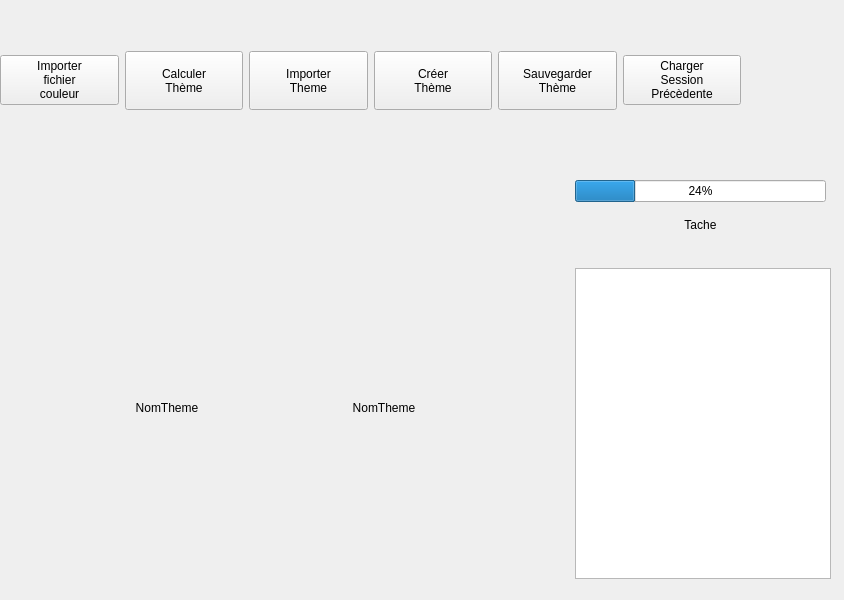
Old version of the form ui/mainwindow.ui in the repository chriSmile0/ColorThemeManager.
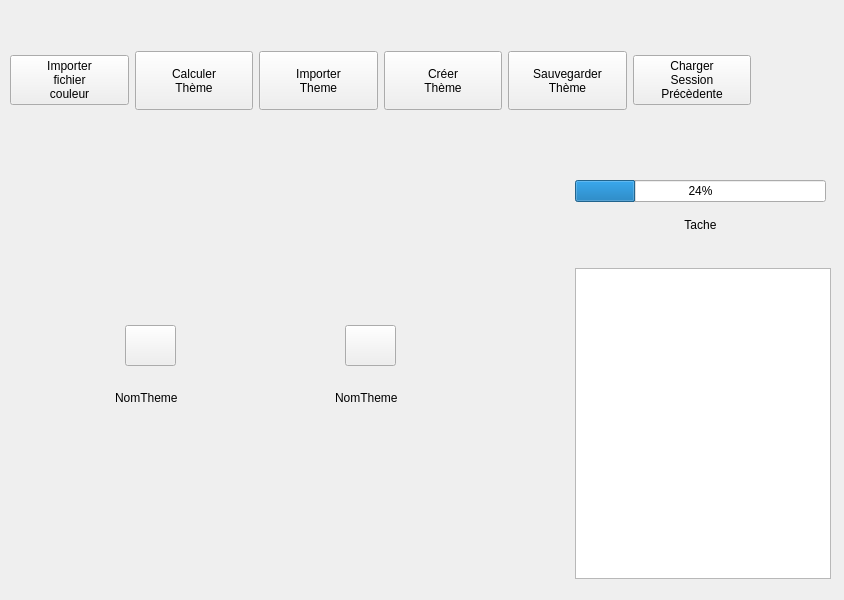
New version of the form. Icons and pictures are not drawn.

Commit message: niveau 4 final sans les slots et signaux de la seconde partie de l'interface

Diff of the .ui file:
```diff
--- a/ui/mainwindow.ui
+++ b/ui/mainwindow.ui
@@ -40,7 +40,7 @@
       <rect>
        <x>0</x>
        <y>0</y>
-       <width>750</width>
+       <width>751</width>
        <height>150</height>
       </rect>
      </property>
@@ -183,7 +183,7 @@
          </brush>
         </colorrole>
         <colorrole role="PlaceholderText">
-         <brush brushstyle="SolidPattern">
+         <brush brushstyle="NoBrush">
           <color alpha="128">
            <red>0</red>
            <green>0</green>
@@ -329,7 +329,7 @@
          </brush>
         </colorrole>
         <colorrole role="PlaceholderText">
-         <brush brushstyle="SolidPattern">
+         <brush brushstyle="NoBrush">
           <color alpha="128">
            <red>0</red>
            <green>0</green>
@@ -475,7 +475,7 @@
          </brush>
         </colorrole>
         <colorrole role="PlaceholderText">
-         <brush brushstyle="SolidPattern">
+         <brush brushstyle="NoBrush">
           <color alpha="128">
            <red>0</red>
            <green>0</green>
@@ -492,7 +492,7 @@
      <widget class="QWidget" name="horizontalLayoutWidget">
       <property name="geometry">
        <rect>
-        <x>0</x>
+        <x>10</x>
         <y>20</y>
         <width>741</width>
         <height>121</height>
@@ -727,7 +727,7 @@
          </brush>
         </colorrole>
         <colorrole role="PlaceholderText">
-         <brush brushstyle="SolidPattern">
+         <brush brushstyle="NoBrush">
           <color alpha="128">
            <red>0</red>
            <green>0</green>
@@ -873,7 +873,7 @@
          </brush>
         </colorrole>
         <colorrole role="PlaceholderText">
-         <brush brushstyle="SolidPattern">
+         <brush brushstyle="NoBrush">
           <color alpha="128">
            <red>0</red>
            <green>0</green>
@@ -1019,7 +1019,7 @@
          </brush>
         </colorrole>
         <colorrole role="PlaceholderText">
-         <brush brushstyle="SolidPattern">
+         <brush brushstyle="NoBrush">
           <color alpha="128">
            <red>0</red>
            <green>0</green>
@@ -1063,71 +1063,14 @@
             <height>411</height>
            </rect>
           </property>
-          <layout class="QGridLayout" name="gridLayout" rowstretch="0" columnstretch="0,0,0">
+          <layout class="QGridLayout" name="gridLayout" rowstretch="0" columnstretch="0,0,0,0">
            <property name="sizeConstraint">
             <enum>QLayout::SetDefaultConstraint</enum>
            </property>
            <property name="leftMargin">
             <number>1</number>
            </property>
-           <item row="0" column="2">
-            <widget class="QWidget" name="th2" native="true">
-             <property name="enabled">
-              <bool>true</bool>
-             </property>
-             <property name="sizePolicy">
-              <sizepolicy hsizetype="Fixed" vsizetype="Fixed">
-               <horstretch>0</horstretch>
-               <verstretch>0</verstretch>
-              </sizepolicy>
-             </property>
-             <property name="minimumSize">
-              <size>
-               <width>90</width>
-               <height>90</height>
-              </size>
-             </property>
-             <widget class="QWidget" name="verticalWidget_3" native="true">
-              <property name="geometry">
-               <rect>
-                <x>0</x>
-                <y>0</y>
-                <width>90</width>
-                <height>90</height>
-               </rect>
-              </property>
-              <layout class="QVBoxLayout" name="verticalLayout_3">
-               <item>
-                <widget class="QWidget" name="i2" native="true">
-                 <property name="sizePolicy">
-                  <sizepolicy hsizetype="MinimumExpanding" vsizetype="Preferred">
-                   <horstretch>0</horstretch>
-                   <verstretch>0</verstretch>
-                  </sizepolicy>
-                 </property>
-                 <property name="minimumSize">
-                  <size>
-                   <width>80</width>
-                   <height>60</height>
-                  </size>
-                 </property>
-                </widget>
-               </item>
-               <item>
-                <widget class="QLabel" name="t2">
-                 <property name="text">
-                  <string>NomTheme</string>
-                 </property>
-                 <property name="alignment">
-                  <set>Qt::AlignCenter</set>
-                 </property>
-                </widget>
-               </item>
-              </layout>
-             </widget>
-            </widget>
-           </item>
-           <item row="0" column="0">
+           <item row="0" column="1">
             <widget class="QWidget" name="th1" native="true">
              <property name="sizePolicy">
               <sizepolicy hsizetype="Fixed" vsizetype="Fixed">
@@ -1137,8 +1080,8 @@
              </property>
              <property name="minimumSize">
               <size>
-               <width>90</width>
-               <height>90</height>
+               <width>100</width>
+               <height>100</height>
               </size>
              </property>
              <property name="contextMenuPolicy">
@@ -1171,18 +1114,145 @@
                  <property name="minimumSize">
                   <size>
                    <width>80</width>
-                   <height>60</height>
+                   <height>50</height>
                   </size>
                  </property>
+                 <widget class="QPushButton" name="pushButton_7">
+                  <property name="geometry">
+                   <rect>
+                    <x>10</x>
+                    <y>0</y>
+                    <width>51</width>
+                    <height>41</height>
+                   </rect>
+                  </property>
+                  <property name="text">
+                   <string/>
+                  </property>
+                  <property name="icon">
+                   <iconset resource="../MyRes.qrc">
+                    <normaloff>:/images/theme.png</normaloff>:/images/theme.png</iconset>
+                  </property>
+                  <property name="iconSize">
+                   <size>
+                    <width>32</width>
+                    <height>32</height>
+                   </size>
+                  </property>
+                 </widget>
                 </widget>
                </item>
                <item>
                 <widget class="QLabel" name="t2_2">
+                 <property name="sizePolicy">
+                  <sizepolicy hsizetype="Fixed" vsizetype="Preferred">
+                   <horstretch>0</horstretch>
+                   <verstretch>0</verstretch>
+                  </sizepolicy>
+                 </property>
+                 <property name="minimumSize">
+                  <size>
+                   <width>80</width>
+                   <height>0</height>
+                  </size>
+                 </property>
                  <property name="text">
                   <string>NomTheme</string>
                  </property>
-                 <property name="alignment">
-                  <set>Qt::AlignCenter</set>
+                </widget>
+               </item>
+              </layout>
+             </widget>
+            </widget>
+           </item>
+           <item row="0" column="2">
+            <widget class="QWidget" name="th1_2" native="true">
+             <property name="sizePolicy">
+              <sizepolicy hsizetype="Fixed" vsizetype="Fixed">
+               <horstretch>0</horstretch>
+               <verstretch>0</verstretch>
+              </sizepolicy>
+             </property>
+             <property name="minimumSize">
+              <size>
+               <width>100</width>
+               <height>100</height>
+              </size>
+             </property>
+             <property name="contextMenuPolicy">
+              <enum>Qt::DefaultContextMenu</enum>
+             </property>
+             <property name="statusTip">
+              <string/>
+             </property>
+             <property name="layoutDirection">
+              <enum>Qt::LeftToRight</enum>
+             </property>
+             <widget class="QWidget" name="verticalWidget_5" native="true">
+              <property name="geometry">
+               <rect>
+                <x>0</x>
+                <y>0</y>
+                <width>90</width>
+                <height>90</height>
+               </rect>
+              </property>
+              <layout class="QVBoxLayout" name="verticalLayout_5">
+               <item>
+                <widget class="QWidget" name="i2_3" native="true">
+                 <property name="sizePolicy">
+                  <sizepolicy hsizetype="MinimumExpanding" vsizetype="Fixed">
+                   <horstretch>0</horstretch>
+                   <verstretch>0</verstretch>
+                  </sizepolicy>
+                 </property>
+                 <property name="minimumSize">
+                  <size>
+                   <width>80</width>
+                   <height>50</height>
+                  </size>
+                 </property>
+                 <widget class="QPushButton" name="pushButton_8">
+                  <property name="geometry">
+                   <rect>
+                    <x>10</x>
+                    <y>0</y>
+                    <width>51</width>
+                    <height>41</height>
+                   </rect>
+                  </property>
+                  <property name="text">
+                   <string/>
+                  </property>
+                  <property name="icon">
+                   <iconset resource="../MyRes.qrc">
+                    <normaloff>:/images/theme.png</normaloff>:/images/theme.png</iconset>
+                  </property>
+                  <property name="iconSize">
+                   <size>
+                    <width>32</width>
+                    <height>32</height>
+                   </size>
+                  </property>
+                 </widget>
+                </widget>
+               </item>
+               <item>
+                <widget class="QLabel" name="t2_3">
+                 <property name="sizePolicy">
+                  <sizepolicy hsizetype="Fixed" vsizetype="Preferred">
+                   <horstretch>0</horstretch>
+                   <verstretch>0</verstretch>
+                  </sizepolicy>
+                 </property>
+                 <property name="minimumSize">
+                  <size>
+                   <width>80</width>
+                   <height>0</height>
+                  </size>
+                 </property>
+                 <property name="text">
+                  <string>NomTheme</string>
                  </property>
                 </widget>
                </item>
```
Left out of the diff: 4 changed lines with no effect on the pictures. The commit also changes 4 other files.
